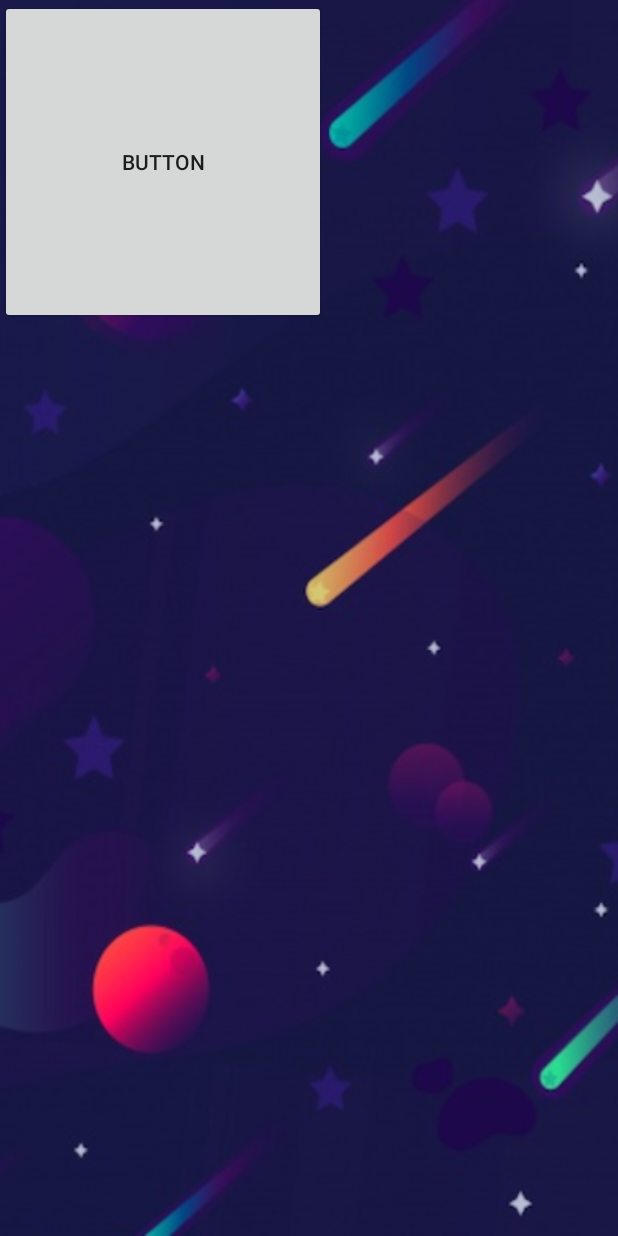
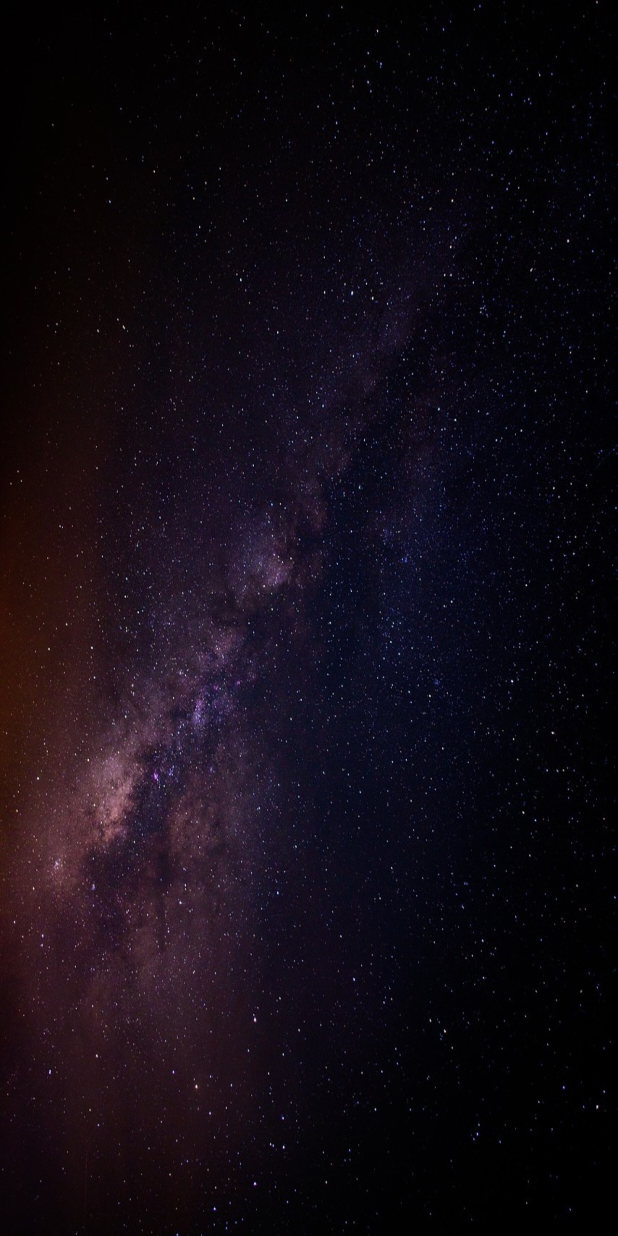
Before and after one commit to juliaschwartz/GalaxyGang_MarsMadness_Round2, an Android app: the layout launch.xml on its own in the app's theme, with its tools: preview values and no code run, on a phone screen of 412 x 824 dp. Run offline under Robolectric (Android 15) with nearby library versions, the phone set to English and light mode, and no system bars.

Commit message:
changed background

```diff
--- a/app/src/main/res/layout/launch.xml
+++ b/app/src/main/res/layout/launch.xml
@@ -4,13 +4,4 @@
     xmlns:tools="http://schemas.android.com/tools"
     android:background="@drawable/spacebackgroundimage"
     android:layout_width="match_parent"
-    android:layout_height="match_parent">
-
-    <Button
-        android:id="@+id/button"
-        android:layout_width="217dp"
-        android:layout_height="216dp"
-        android:text="Button"
-        tools:layout_editor_absoluteX="100dp"
-        tools:layout_editor_absoluteY="208dp" />
-</android.support.constraint.ConstraintLayout>
+    android:layout_height="match_parent"/>
```
Also changed, not shown: app/src/main/res/drawable/spacebackgroundimage.png.
